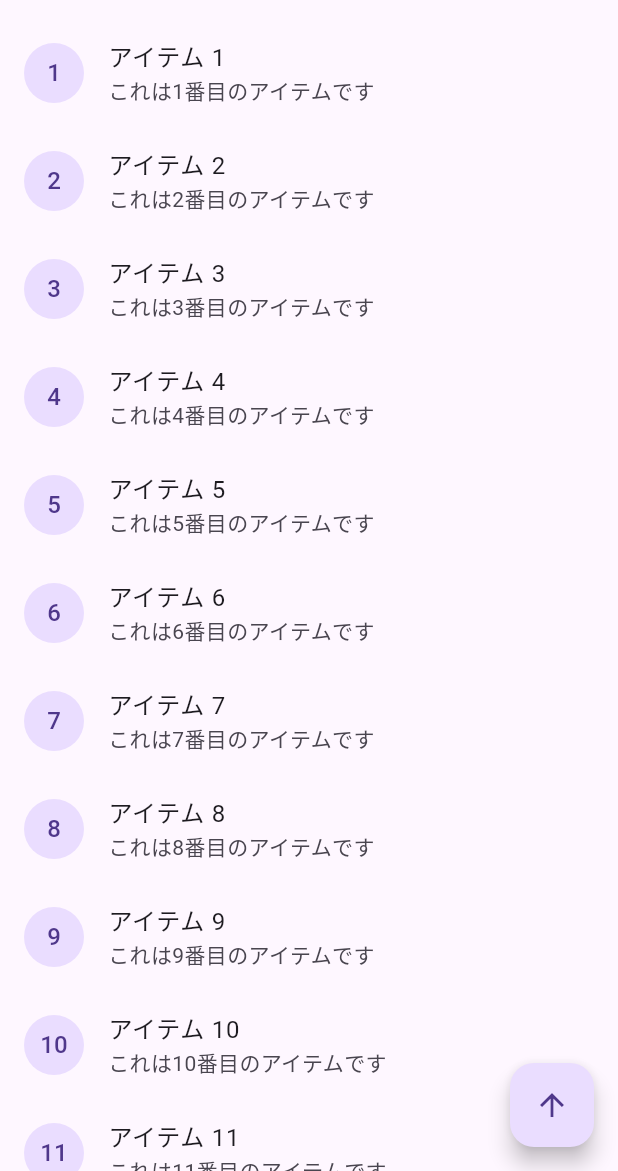
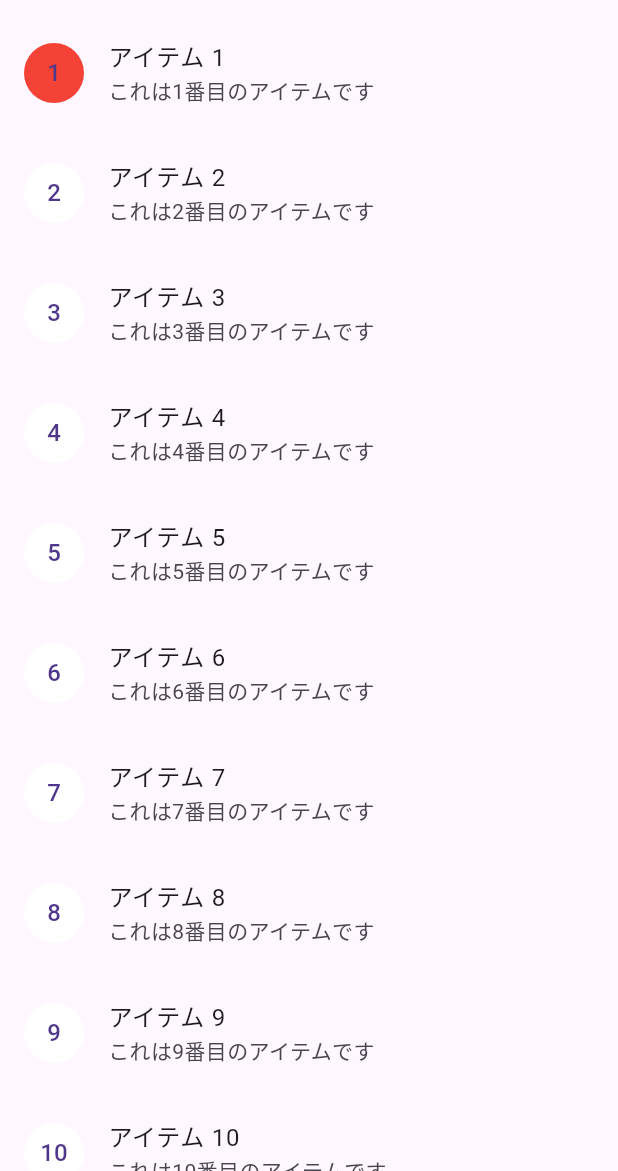
Before and after one commit to yukimiyake0607/flutter_hooks_sample, a Flutter app: the ScrollHooks screen opened directly, scrolled down 576 dp, after a tap on the "arrow upward" icon, on a phone screen of 412 x 824 dp, the part 65-1236 px from its top. Run offline on Flutter 3.47's test engine with Material 3 defaults, Android fonts, the phone set to English and light mode, and no system bars; our stand-ins replace flutter_hooks, hooks_riverpod.

Commit message:
use ScrollController

```diff
--- a/lib/src/feature/scroll/scroll_hooks.dart
+++ b/lib/src/feature/scroll/scroll_hooks.dart
@@ -7,8 +7,9 @@ class ScrollHooks extends HookConsumerWidget {
 
   @override
   Widget build(BuildContext context, WidgetRef ref) {
-    final scrollController = ScrollController();
+    final scrollController = useScrollController();
     final showBackToTop = useState(false);
+    final topListItem = useState(0);
 
     useEffect(() {
       void onScroll() {
@@ -26,6 +27,19 @@ class ScrollHooks extends HookConsumerWidget {
       };
     }, []);
 
+    useEffect(() {
+      void changeListItemColor() {
+        final listTileHeight = 80;
+        final offset = scrollController.offset;
+        final itemNum = (offset / listTileHeight).round();
+        topListItem.value = itemNum;
+      }
+
+      scrollController.addListener(changeListItemColor);
+
+      return () => scrollController.removeListener(changeListItemColor);
+    }, [scrollController]);
+
     void scrollToTop() {
       scrollController.animateTo(
         0,
@@ -42,10 +56,17 @@ class ScrollHooks extends HookConsumerWidget {
             controller: scrollController,
             itemCount: 50,
             itemBuilder: (context, index) {
-              return ListTile(
-                leading: CircleAvatar(child: Text('${index + 1}')),
-                title: Text('アイテム ${index + 1}'),
-                subtitle: Text('これは${index + 1}番目のアイテムです'),
+              return SizedBox(
+                height: 80,
+                child: ListTile(
+                  leading: CircleAvatar(
+                    backgroundColor:
+                        topListItem.value == index ? Colors.red : Colors.white,
+                    child: Text('${index + 1}'),
+                  ),
+                  title: Text('アイテム ${index + 1}'),
+                  subtitle: Text('これは${index + 1}番目のアイテムです'),
+                ),
               );
             },
           ),
```
